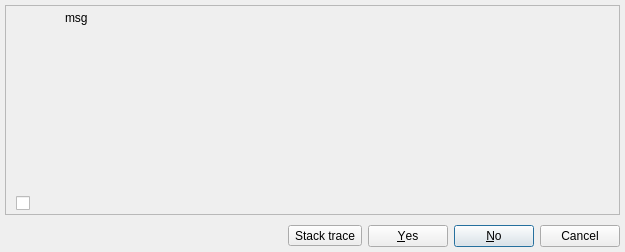
Before: the Qt Designer form libs/libgui/ui/messagebox.ui in pgmodeler/pgmodeler, drawn with Qt 5.
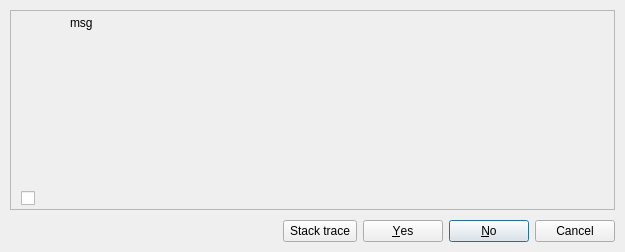
After: the same form once the commit is applied. Icons and pictures are not drawn.

Patch:
```diff
--- a/libs/libgui/ui/messagebox.ui
+++ b/libs/libgui/ui/messagebox.ui
@@ -34,16 +34,16 @@
   </property>
   <layout class="QGridLayout" name="gridLayout_4">
    <property name="leftMargin">
-    <number>5</number>
+    <number>10</number>
    </property>
    <property name="topMargin">
-    <number>5</number>
+    <number>10</number>
    </property>
    <property name="rightMargin">
-    <number>5</number>
+    <number>10</number>
    </property>
    <property name="bottomMargin">
-    <number>5</number>
+    <number>10</number>
    </property>
    <property name="spacing">
     <number>10</number>
@@ -439,7 +439,7 @@
         <item row="0" column="6">
          <widget class="QPushButton" name="no_btn">
           <property name="sizePolicy">
-           <sizepolicy hsizetype="Preferred" vsizetype="Fixed">
+           <sizepolicy hsizetype="Preferred" vsizetype="Preferred">
             <horstretch>0</horstretch>
             <verstretch>0</verstretch>
            </sizepolicy>
@@ -471,7 +471,7 @@
         <item row="0" column="7">
          <widget class="QPushButton" name="cancel_btn">
           <property name="sizePolicy">
-           <sizepolicy hsizetype="Preferred" vsizetype="Fixed">
+           <sizepolicy hsizetype="Preferred" vsizetype="Preferred">
             <horstretch>0</horstretch>
             <verstretch>0</verstretch>
            </sizepolicy>
@@ -490,7 +490,7 @@
         <item row="0" column="4">
          <widget class="QPushButton" name="yes_ok_btn">
           <property name="sizePolicy">
-           <sizepolicy hsizetype="Preferred" vsizetype="Fixed">
+           <sizepolicy hsizetype="Preferred" vsizetype="Preferred">
             <horstretch>0</horstretch>
             <verstretch>0</verstretch>
            </sizepolicy>
@@ -515,7 +515,7 @@
         <item row="0" column="2">
          <widget class="QToolButton" name="show_errors_tb">
           <property name="sizePolicy">
-           <sizepolicy hsizetype="Minimum" vsizetype="Fixed">
+           <sizepolicy hsizetype="Minimum" vsizetype="Preferred">
             <horstretch>0</horstretch>
             <verstretch>0</verstretch>
            </sizepolicy>
```
